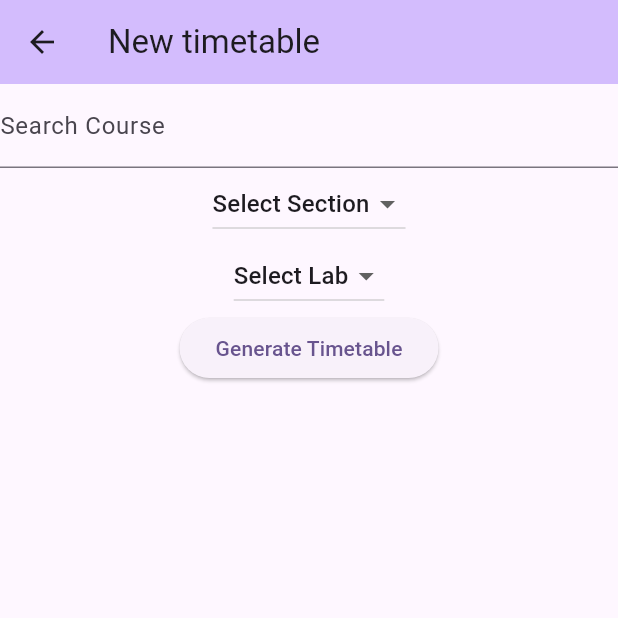
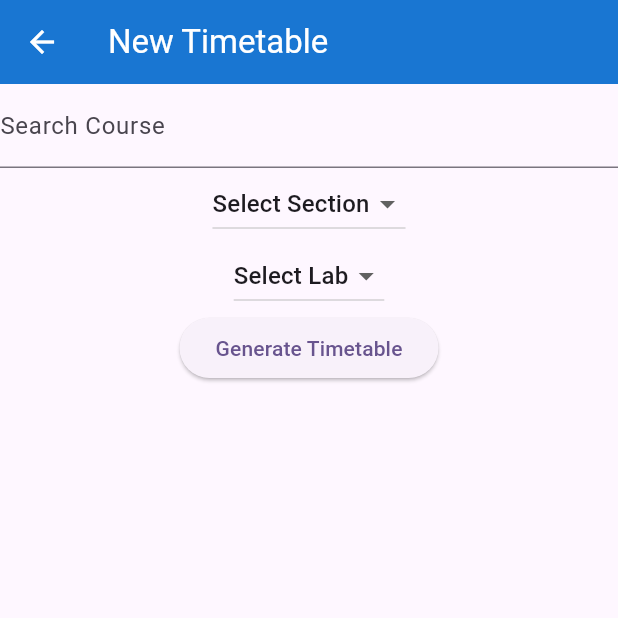
Before and after one commit to zhafranzainal/timetable_app, a Flutter app: the CreateTimetableScreen screen opened directly, on a phone screen of 412 x 824 dp, the top half of it. Run offline on Flutter 3.47's test engine with Material 3 defaults, Android fonts, the phone set to English and light mode, and no system bars; our stand-ins replace flutter_dotenv, supabase_flutter, table_calendar; missing offline and left inert: timetable_view; accounts and stored records are empty.

Commit message:
Change app bar for creating new timetable

```diff
--- a/lib/screens/create_timetable_screen.dart
+++ b/lib/screens/create_timetable_screen.dart
@@ -29,8 +29,12 @@ class _CreateTimetableScreenState extends State<CreateTimetableScreen> {
   Widget build(BuildContext context) {
     return Scaffold(
       appBar: AppBar(
-        backgroundColor: Theme.of(context).colorScheme.inversePrimary,
-        title: const Text('New timetable'),
+        backgroundColor: Colors.blue.shade700,
+        title:
+            const Text('New Timetable', style: TextStyle(color: Colors.white)),
+        iconTheme: const IconThemeData(
+          color: Colors.white,
+        ),
       ),
       body: Center(
         child: Column(
```
